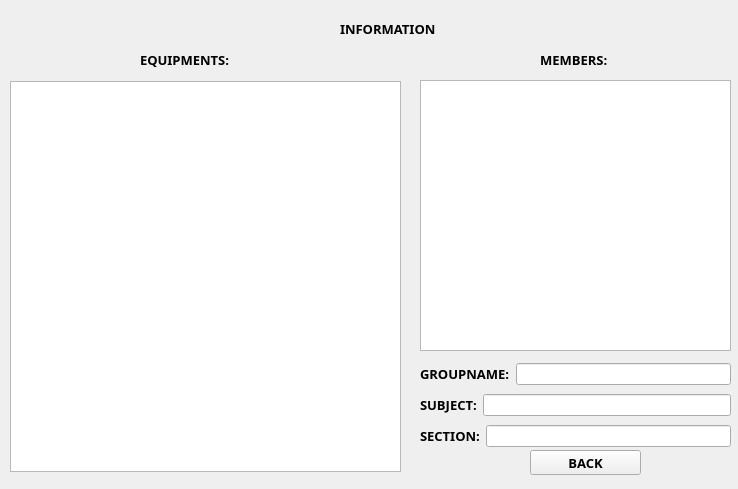
This is infopopup.ui in markytools/sume-borrower-app as Qt 5 draws it before an edit. The edited form follows.
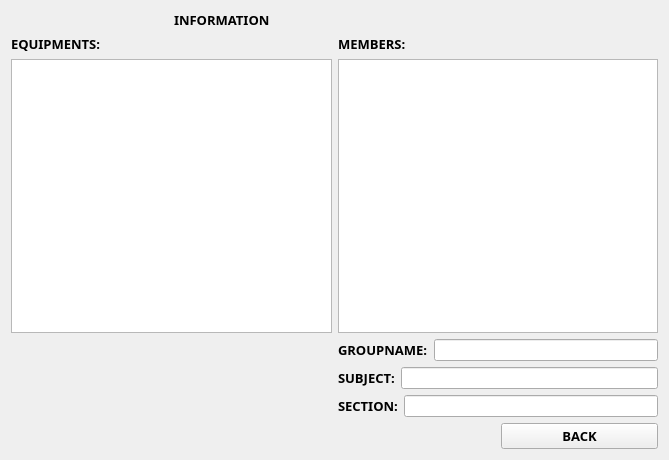
This is the edited form.

```diff
--- a/infopopup.ui
+++ b/infopopup.ui
@@ -6,8 +6,8 @@
    <rect>
     <x>0</x>
     <y>0</y>
-    <width>738</width>
-    <height>489</height>
+    <width>669</width>
+    <height>460</height>
    </rect>
   </property>
   <property name="minimumSize">
@@ -25,25 +25,9 @@
   <property name="windowTitle">
    <string>Form</string>
   </property>
-  <widget class="QTableWidget" name="tableWidget">
-   <property name="geometry">
-    <rect>
-     <x>10</x>
-     <y>81</y>
-     <width>391</width>
-     <height>391</height>
-    </rect>
-   </property>
-  </widget>
+  <layout class="QGridLayout" name="gridLayout">
+   <item row="0" column="1">
   <widget class="QLabel" name="label_3">
-   <property name="geometry">
-    <rect>
-     <x>340</x>
-     <y>20</y>
-     <width>151</width>
-     <height>17</height>
-    </rect>
-   </property>
    <property name="font">
     <font>
      <family>Segoe UI Black</family>
@@ -56,46 +40,9 @@
     <string>INFORMATION</string>
    </property>
   </widget>
-  <widget class="QPushButton" name="Back">
-   <property name="geometry">
-    <rect>
-     <x>530</x>
-     <y>450</y>
-     <width>111</width>
-     <height>25</height>
-    </rect>
-   </property>
-   <property name="font">
-    <font>
-     <family>Segoe UI Black</family>
-     <pointsize>10</pointsize>
-     <weight>75</weight>
-     <bold>true</bold>
-    </font>
-   </property>
-   <property name="text">
-    <string>BACK</string>
-   </property>
-  </widget>
-  <widget class="QTableWidget" name="tableWidget_2">
-   <property name="geometry">
-    <rect>
-     <x>420</x>
-     <y>80</y>
-     <width>311</width>
-     <height>271</height>
-    </rect>
-   </property>
-  </widget>
+   </item>
+   <item row="1" column="0">
   <widget class="QLabel" name="label_7">
-   <property name="geometry">
-    <rect>
-     <x>140</x>
-     <y>50</y>
-     <width>101</width>
-     <height>20</height>
-    </rect>
-   </property>
    <property name="font">
     <font>
      <family>Segoe UI Black</family>
@@ -108,15 +55,9 @@
     <string>EQUIPMENTS:</string>
    </property>
   </widget>
+   </item>
+   <item row="1" column="2">
   <widget class="QLabel" name="label_8">
-   <property name="geometry">
-    <rect>
-     <x>540</x>
-     <y>50</y>
-     <width>101</width>
-     <height>20</height>
-    </rect>
-   </property>
    <property name="font">
     <font>
      <family>Segoe UI Black</family>
@@ -129,15 +70,14 @@
     <string>MEMBERS:</string>
    </property>
   </widget>
-  <widget class="QWidget" name="layoutWidget">
-   <property name="geometry">
-    <rect>
-     <x>420</x>
-     <y>360</y>
-     <width>311</width>
-     <height>91</height>
-    </rect>
-   </property>
+   </item>
+   <item row="2" column="0" colspan="2">
+    <widget class="QTableWidget" name="tableWidget"/>
+   </item>
+   <item row="2" column="2" colspan="2">
+    <widget class="QTableWidget" name="tableWidget_2"/>
+   </item>
+   <item row="3" column="2" colspan="2">
    <layout class="QVBoxLayout" name="verticalLayout">
     <item>
      <layout class="QHBoxLayout" name="horizontalLayout">
@@ -206,7 +146,23 @@
      </layout>
     </item>
    </layout>
-  </widget>
+   </item>
+   <item row="4" column="3">
+    <widget class="QPushButton" name="Back">
+     <property name="font">
+      <font>
+       <family>Segoe UI Black</family>
+       <pointsize>10</pointsize>
+       <weight>75</weight>
+       <bold>true</bold>
+      </font>
+     </property>
+     <property name="text">
+      <string>BACK</string>
+     </property>
+    </widget>
+   </item>
+  </layout>
  </widget>
  <resources/>
  <connections/>
```
Left out of the diff: 6 changed lines with no effect on the pictures. Lines whose indentation alone changed are shown as unchanged.
